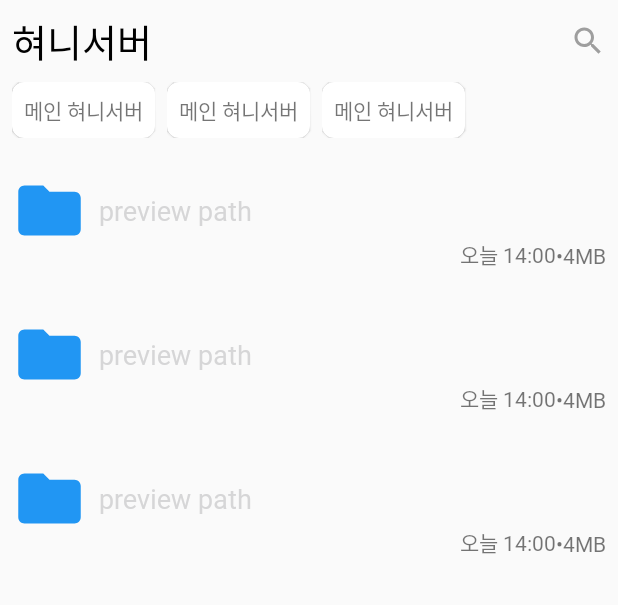
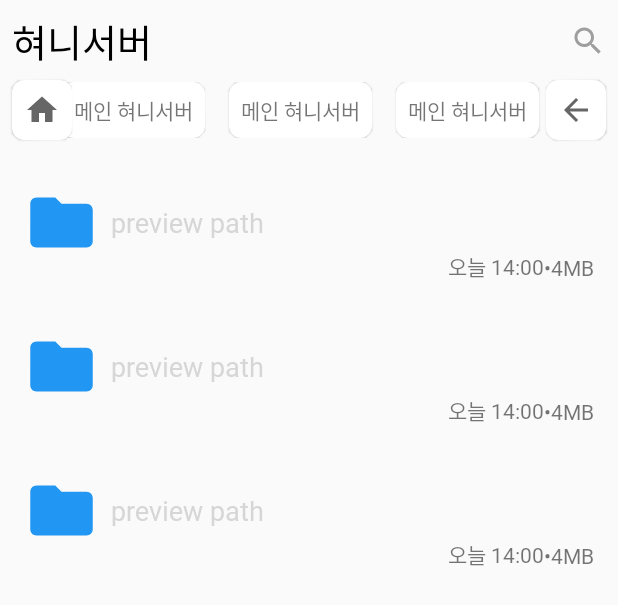
Before and after one commit to jisungbin/HyunnieServer, an Android app: the layout fragment_main.xml on its own in the app's theme, with its tools: preview values and no code run, on a phone screen of 412 x 824 dp. Shown: the top 605 px of the screen. Run offline under Robolectric (Android 15) with nearby library versions, the phone set to English and light mode, and no system bars.

Commit message:
:moneybag: do my best :moneybag:

```diff
--- a/app/src/main/kotlin/com/sungbin/hyunnieserver/HyunnieServer.kt
+++ b/app/src/main/kotlin/com/sungbin/hyunnieserver/HyunnieServer.kt
@@ -5,6 +5,7 @@ import android.content.Context
 import android.os.StrictMode
 import com.google.firebase.ktx.Firebase
 import com.google.firebase.remoteconfig.ktx.remoteConfig
+import com.sungbin.hyunnieserver.tool.ui.NotificationUtil
 import com.sungbin.hyunnieserver.tool.util.ExceptionUtil
 import dagger.hilt.android.HiltAndroidApp
 
@@ -31,6 +32,8 @@ class HyunnieServer : Application() {
         }
 
         Firebase.remoteConfig.fetchAndActivate()
+
+        NotificationUtil.createChannel(applicationContext)
     }
 
 }
--- /dev/null
+++ b/app/src/main/res/drawable/ic_baseline_arrow_back_24.xml
@@ -0,0 +1,10 @@
+<vector xmlns:android="http://schemas.android.com/apk/res/android"
+    android:width="24dp"
+    android:height="24dp"
+    android:tint="?attr/colorControlNormal"
+    android:viewportWidth="24"
+    android:viewportHeight="24">
+    <path
+        android:fillColor="@android:color/white"
+        android:pathData="M20,11H7.83l5.59,-5.59L12,4l-8,8 8,8 1.41,-1.41L7.83,13H20v-2z" />
+</vector>
--- a/app/src/main/res/layout/fragment_main.xml
+++ b/app/src/main/res/layout/fragment_main.xml
@@ -5,10 +5,12 @@
     android:layout_width="match_parent"
     android:layout_height="match_parent"
     android:background="@color/colorBackgroundWhite"
-    android:paddingTop="@dimen/margin_default">
+    android:clipToPadding="false"
+    android:paddingTop="@dimen/margin_default"
+    tools:ignore="RtlSymmetry">
 
     <TextView
-        android:id="@+id/tv_online"
+        android:id="@+id/tv_title"
         android:layout_width="wrap_content"
         android:layout_height="wrap_content"
         android:layout_marginStart="@dimen/margin_default"
@@ -25,33 +27,102 @@
         android:layout_marginEnd="@dimen/margin_default"
         android:contentDescription="@string/image_description_search"
         android:src="@drawable/ic_baseline_search_24"
-        app:layout_constraintBottom_toBottomOf="@+id/tv_online"
+        app:layout_constraintBottom_toBottomOf="@+id/tv_title"
         app:layout_constraintEnd_toEndOf="parent"
-        app:layout_constraintTop_toTopOf="@+id/tv_online"
+        app:layout_constraintTop_toTopOf="@+id/tv_title"
         app:tint="@color/colorLightGray" />
+
+
+    <com.google.android.material.card.MaterialCardView
+        android:id="@+id/cv_home"
+        android:layout_width="wrap_content"
+        android:layout_height="wrap_content"
+        android:layout_marginStart="@dimen/margin_default"
+        android:background="@color/colorWhite"
+        app:cardBackgroundColor="@color/colorWhite"
+        app:cardCornerRadius="@dimen/margin_default"
+        app:contentPadding="@dimen/margin_half"
+        app:layout_constraintBottom_toBottomOf="@+id/rv_path"
+        app:layout_constraintStart_toStartOf="parent"
+        app:layout_constraintTop_toTopOf="@+id/rv_path">
+
+        <ImageView
+            android:layout_width="wrap_content"
+            android:layout_height="wrap_content"
+            android:contentDescription="@string/image_description_home"
+            android:src="@drawable/ic_baseline_home_24" />
+
+    </com.google.android.material.card.MaterialCardView>
+
+    <View
+        android:id="@+id/v_cv_home_center"
+        android:layout_width="wrap_content"
+        android:layout_height="0dp"
+        app:layout_constraintBottom_toBottomOf="@+id/cv_home"
+        app:layout_constraintEnd_toEndOf="@+id/cv_home"
+        app:layout_constraintStart_toStartOf="@+id/cv_home"
+        app:layout_constraintTop_toTopOf="@+id/cv_home"
+        tools:layout_width="5dp" />
 
     <androidx.recyclerview.widget.RecyclerView
         android:id="@+id/rv_path"
-        android:layout_width="match_parent"
+        android:layout_width="0dp"
         android:layout_height="wrap_content"
-        android:layout_marginTop="@dimen/margin_default"
+        android:layout_marginTop="@dimen/margin_half"
         android:clipToPadding="false"
         android:orientation="horizontal"
         android:overScrollMode="never"
-        android:paddingStart="@dimen/margin_default"
-        android:paddingEnd="@dimen/margin_default"
+        android:paddingStart="@dimen/margin_twice_and_half"
+        android:paddingEnd="@dimen/margin_twice_and_half"
         app:layoutManager="androidx.recyclerview.widget.LinearLayoutManager"
-        app:layout_constraintTop_toBottomOf="@+id/tv_online"
+        app:layout_constraintEnd_toEndOf="@+id/v_cv_back_center"
+        app:layout_constraintStart_toStartOf="@+id/v_cv_home_center"
+        app:layout_constraintTop_toBottomOf="@+id/tv_title"
+        tools:itemCount="10"
         tools:listitem="@layout/layout_path" />
+
+    <View
+        android:id="@+id/v_cv_back_center"
+        android:layout_width="wrap_content"
+        android:layout_height="0dp"
+        app:layout_constraintBottom_toBottomOf="@+id/cv_back"
+        app:layout_constraintEnd_toEndOf="@+id/cv_back"
+        app:layout_constraintStart_toStartOf="@+id/cv_back"
+        app:layout_constraintTop_toTopOf="@+id/cv_back"
+        tools:layout_width="5dp" />
+
+    <com.google.android.material.card.MaterialCardView
+        android:id="@+id/cv_back"
+        android:layout_width="wrap_content"
+        android:layout_height="wrap_content"
+        android:layout_marginEnd="@dimen/margin_default"
+        android:background="@color/colorWhite"
+        app:cardBackgroundColor="@color/colorWhite"
+        app:cardCornerRadius="@dimen/margin_default"
+        app:contentPadding="@dimen/margin_half"
+        app:layout_constraintBottom_toBottomOf="@+id/rv_path"
+        app:layout_constraintEnd_toEndOf="parent"
+        app:layout_constraintTop_toTopOf="@+id/rv_path">
+
+        <ImageView
+            android:layout_width="wrap_content"
+            android:layout_height="wrap_content"
+            android:contentDescription="@string/image_description_back"
+            android:src="@drawable/ic_baseline_arrow_back_24" />
+
+    </com.google.android.material.card.MaterialCardView>
 
     <androidx.recyclerview.widget.RecyclerView
         android:id="@+id/rv_file"
         android:layout_width="match_parent"
         android:layout_height="0dp"
+        android:layout_marginTop="@dimen/margin_half"
         android:background="@color/colorBackgroundWhite"
+        android:clipToPadding="false"
         android:orientation="vertical"
         android:overScrollMode="never"
-        android:clipToPadding="false"
+        android:paddingStart="@dimen/margin_half"
+        android:paddingEnd="@dimen/margin_half"
         app:layoutManager="androidx.recyclerview.widget.LinearLayoutManager"
         app:layout_constraintBottom_toBottomOf="parent"
         app:layout_constraintTop_toBottomOf="@+id/rv_path"
--- a/app/src/main/res/layout/layout_path.xml
+++ b/app/src/main/res/layout/layout_path.xml
@@ -5,7 +5,12 @@
     android:id="@+id/ll_container"
     android:layout_width="wrap_content"
     android:layout_height="wrap_content"
+    android:clipToPadding="false"
     android:orientation="horizontal">
+
+    <Space
+        android:layout_width="@dimen/margin_twice_half"
+        android:layout_height="wrap_content" />
 
     <com.google.android.material.card.MaterialCardView
         android:id="@+id/cv_container"
@@ -25,7 +30,7 @@
     </com.google.android.material.card.MaterialCardView>
 
     <Space
-        android:layout_width="@dimen/margin_default"
+        android:layout_width="@dimen/margin_twice_half"
         android:layout_height="wrap_content" />
 
 </LinearLayout>
--- a/app/src/main/res/values-v27/styles.xml
+++ b/app/src/main/res/values-v27/styles.xml
@@ -5,9 +5,9 @@
         <item name="colorPrimary">@color/colorPrimary</item>
         <item name="colorPrimaryDark">@color/colorPrimaryDark</item>
         <item name="colorAccent">@color/colorAccent</item>
-        <item name="android:statusBarColor">@color/colorWhite</item>
+        <item name="android:statusBarColor">@color/colorBackgroundWhite</item>
         <item name="android:windowLightStatusBar">true</item>
-        <item name="android:navigationBarColor">@color/colorBackgroundWhite</item>
+        <item name="android:navigationBarColor">@color/colorWhite</item>
         <item name="android:windowLightNavigationBar">true</item>
     </style>
 
--- a/app/src/main/res/values/strings.xml
+++ b/app/src/main/res/values/strings.xml
@@ -48,5 +48,7 @@
     <string name="main_stay">좀 더 있기</string>
 
     <string name="path_preview">메인 혀니서버</string>
+    <string name="image_description_home">image_description_home</string>
+    <string name="image_description_back">image_description_back</string>
 
 </resources>
--- a/app/src/main/res/values/styles.xml
+++ b/app/src/main/res/values/styles.xml
@@ -14,7 +14,7 @@
         <item name="colorPrimary">@color/colorPrimary</item>
         <item name="colorPrimaryDark">@color/colorPrimaryDark</item>
         <item name="colorAccent">@color/colorAccent</item>
-        <item name="android:statusBarColor">@color/colorWhite</item>
+        <item name="android:statusBarColor">@color/colorBackgroundWhite</item>
         <item name="android:windowLightStatusBar" tools:ignore="NewApi">true</item>
     </style>
 
```
Also changed, not shown: app/src/main/kotlin/com/sungbin/hyunnieserver/adapter/PathAdapter.kt (added, +57 -0 lines), app/src/main/kotlin/com/sungbin/hyunnieserver/tool/util/Extensions.kt (added, +22 -0 lines), app/src/main/kotlin/com/sungbin/hyunnieserver/tool/util/OnBackPressedUtil.kt (deleted, +0 -7 lines), app/src/main/kotlin/com/sungbin/hyunnieserver/ui/activity/MainActivity.kt (+9 -27 lines), app/src/main/kotlin/com/sungbin/hyunnieserver/ui/fragment/main/MainFragment.kt (+42 -37 lines).
